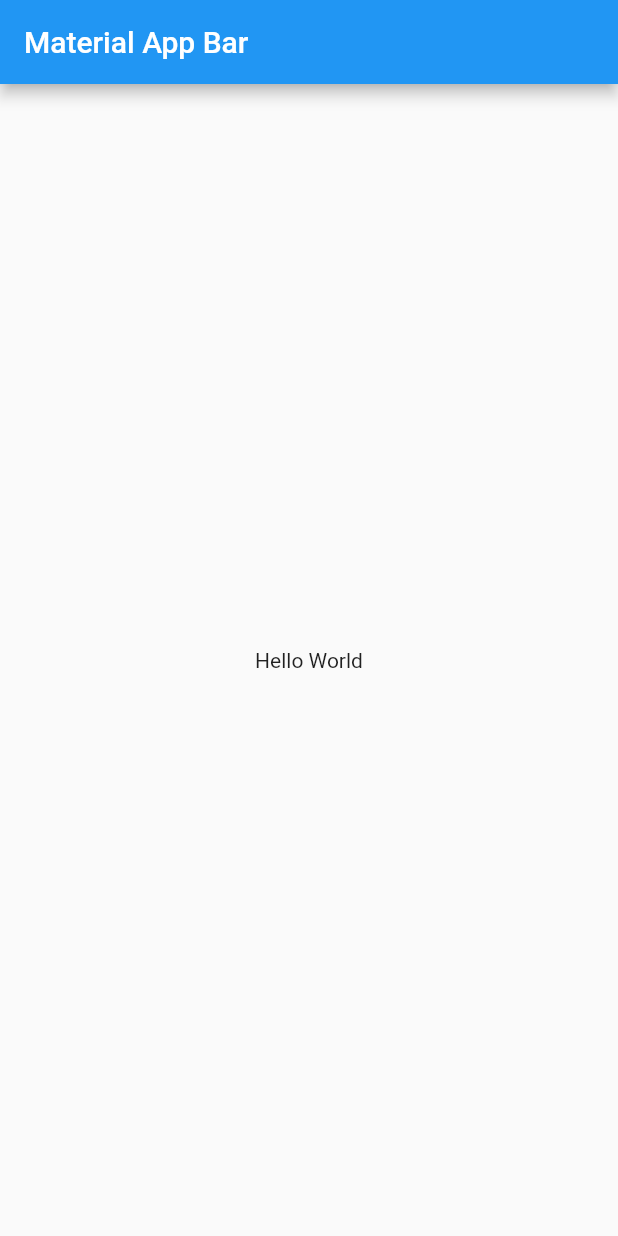
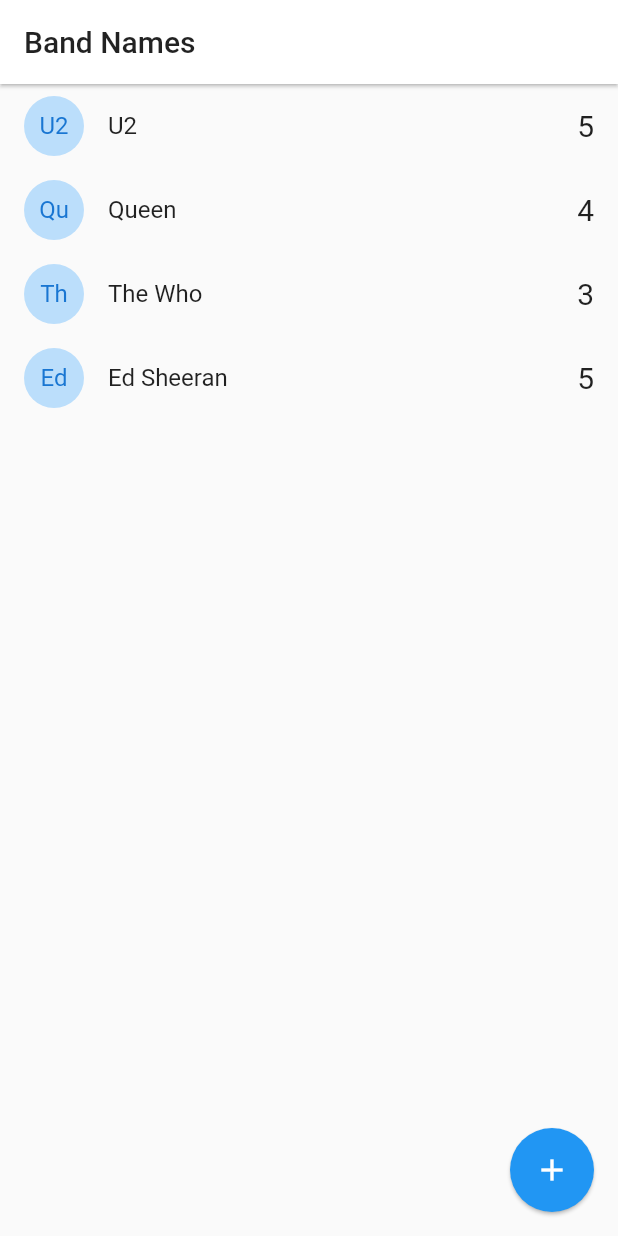
Before and after one commit to tomassasovsky/Flutter-Course-Advanced, a Flutter app: the screen it shows after launch, on a phone screen of 412 x 824 dp. Run offline on Flutter 3.47's test engine with Material 2 defaults, Android fonts, the phone set to English and light mode, and no system bars.

Commit message:
Bandnames: Socket - First Commit

```diff
--- a/band_names/lib/main.dart
+++ b/band_names/lib/main.dart
@@ -1,4 +1,7 @@
+import 'package:flutter/cupertino.dart';
 import 'package:flutter/material.dart';
+
+import 'package:band_names/pages/pages.dart';
 
 void main() => runApp(MyApp());
 
@@ -6,17 +9,17 @@
   @override
   Widget build(BuildContext context) {
     return MaterialApp(
+      debugShowCheckedModeBanner: false,
       title: 'Material App',
-      home: Scaffold(
-        appBar: AppBar(
-          title: Text('Material App Bar'),
-        ),
-        body: Center(
-          child: Container(
-            child: Text('Hello World'),
-          ),
-        ),
-      ),
+      initialRoute: 'home',
+      onGenerateRoute: (settings) {
+        switch (settings.name) {
+          case 'home':
+            return CupertinoPageRoute(builder: (_) => HomePage());
+          default:
+            return CupertinoPageRoute(builder: (_) => HomePage());
+        }
+      },
     );
   }
 }
--- /dev/null
+++ b/band_names/lib/models/band.dart
@@ -0,0 +1,17 @@
+class Band {
+  String? id;
+  String? name;
+  int? votes;
+
+  Band({
+    this.id,
+    this.name,
+    this.votes,
+  });
+
+  factory Band.fromMap(Map<String, dynamic> obj) => Band(
+        id: obj['id'],
+        name: obj['name'],
+        votes: obj['votes'],
+      );
+}
--- /dev/null
+++ b/band_names/lib/models/models.dart
@@ -0,0 +1 @@
+export 'package:band_names/models/band.dart';
--- /dev/null
+++ b/band_names/lib/pages/home.dart
@@ -0,0 +1,136 @@
+import 'dart:io';
+
+import 'package:flutter/cupertino.dart';
+import 'package:flutter/material.dart';
+import 'package:band_names/models/models.dart';
+
+class HomePage extends StatefulWidget {
+  @override
+  _HomePageState createState() => _HomePageState();
+}
+
+class _HomePageState extends State<HomePage> {
+  List<Band> bands = [
+    Band(id: '1', name: 'U2', votes: 5),
+    Band(id: '2', name: 'Queen', votes: 4),
+    Band(id: '3', name: 'The Who', votes: 3),
+    Band(id: '4', name: 'Ed Sheeran', votes: 5),
+  ];
+
+  @override
+  Widget build(BuildContext context) {
+    return Scaffold(
+      appBar: AppBar(
+        elevation: 1,
+        title: Text('Band Names', style: TextStyle(color: Colors.black87)),
+        backgroundColor: Colors.white,
+      ),
+      body: ListView.builder(
+        itemCount: bands.length,
+        itemBuilder: (BuildContext context, int index) => _bandTile(bands[index]),
+      ),
+      floatingActionButton: FloatingActionButton(
+        child: Icon(Icons.add),
+        elevation: 1,
+        highlightElevation: 1,
+        onPressed: addNewBand,
+      ),
+    );
+  }
+
+  Widget _bandTile(Band band) {
+    return Dismissible(
+      child: ListTile(
+        leading: CircleAvatar(
+          child: Text(band.name?.substring(0, 2) ?? ''),
+          backgroundColor: Colors.blue[100],
+        ),
+        title: Text(band.name ?? ''),
+        trailing: Text('${band.votes ?? 0}', style: TextStyle(fontSize: 20)),
+        onTap: () {},
+      ),
+      key: UniqueKey(),
+      onDismissed: (DismissDirection direction) {
+        // TODO: delete on server
+        bands.remove(band);
+      },
+      direction: DismissDirection.startToEnd,
+      background: Container(
+        padding: EdgeInsets.only(left: 8),
+        alignment: Alignment.centerLeft,
+        color: Colors.red,
+        child: Row(
+          children: [
+            Icon(Icons.delete, color: Colors.white),
+            SizedBox(width: 10),
+            Text(
+              'Delete Band!',
+              style: TextStyle(color: Colors.white),
+            ),
+          ],
+        ),
+      ),
+    );
+  }
+
+  addNewBand() {
+    final textController = TextEditingController();
+
+    if (Platform.isAndroid) {
+      showDialog(
+        context: context,
+        builder: (BuildContext context) {
+          return AlertDialog(
+            title: Text('New band name:'),
+            content: TextField(controller: textController),
+            actions: [
+              MaterialButton(
+                child: Text('Dismiss'),
+                onPressed: () => Navigator.pop(context),
+                textColor: Colors.red,
+                elevation: 5,
+              ),
+              Spacer(),
+              MaterialButton(
+                child: Text('Add'),
+                onPressed: () => addBandToList(textController.text),
+                textColor: Colors.blue,
+                elevation: 5,
+              ),
+            ],
+          );
+        },
+      );
+      return;
+    }
+    showCupertinoDialog(
+      context: context,
+      builder: (BuildContext context) {
+        return CupertinoAlertDialog(
+          title: Text('New band name:'),
+          content: CupertinoTextField(controller: textController),
+          actions: [
+            CupertinoDialogAction(
+              child: Text('Add'),
+              onPressed: () => addBandToList(textController.text),
+              isDefaultAction: true,
+            ),
+            CupertinoDialogAction(
+              child: Text('Dismiss'),
+              onPressed: () => Navigator.pop(context),
+              isDestructiveAction: true,
+            ),
+          ],
+        );
+      },
+    );
+  }
+
+  void addBandToList(String name) {
+    if (name.length >= 1) {
+      this.bands.add(Band(id: DateTime.now().toString(), name: name, votes: 0));
+      setState(() {});
+    }
+    Navigator.pop(context);
+  }
+}
--- /dev/null
+++ b/band_names/lib/pages/pages.dart
@@ -0,0 +1 @@
+export 'package:band_names/pages/home.dart';
```
